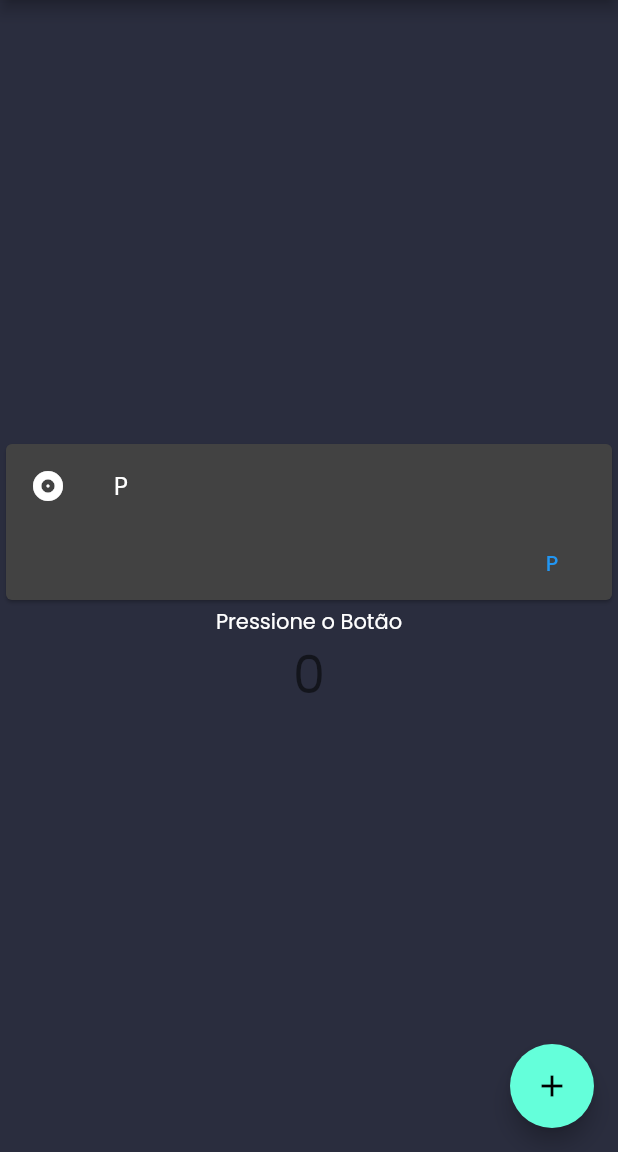
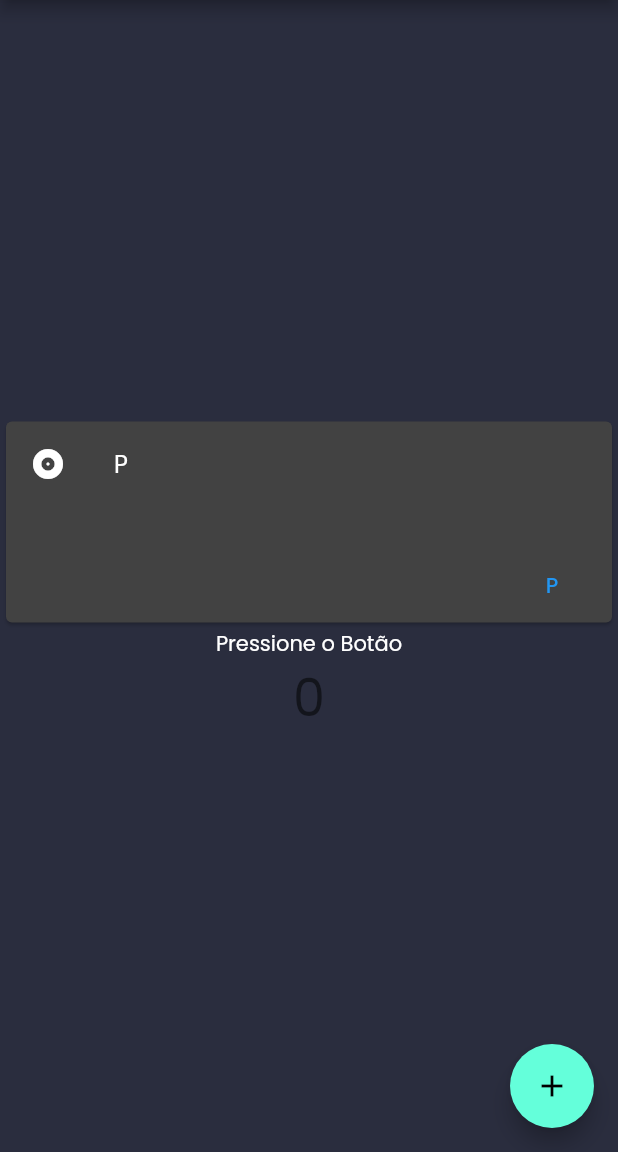
Before and after one commit to nando1507/PlanningFlutter, a Flutter app: the screen it shows after launch, on a phone screen of 412 x 824 dp, the part 84-1236 px from its top. Run offline on Flutter 3.47's test engine with Material 2 defaults, Android fonts, the phone set to English and light mode, and no system bars; our stand-ins replace google_fonts.

Commit message:
cartão ajuste

```diff
--- a/lib/components/cartao.dart
+++ b/lib/components/cartao.dart
@@ -12,9 +12,12 @@ class cartao extends StatelessWidget {
           mainAxisSize: MainAxisSize.min,
           crossAxisAlignment: CrossAxisAlignment.start,
           children: <Widget>[
-            const ListTile(
-              leading: Icon(Icons.album),
+            ListTile(
+              leading: const Icon(Icons.album),
               title: Text(tamanho),
+            ),
+            const Padding(
+              padding: EdgeInsets.fromLTRB(20, 10, 20, 20),
             ),
             Row(
               mainAxisAlignment: MainAxisAlignment.end,
```
